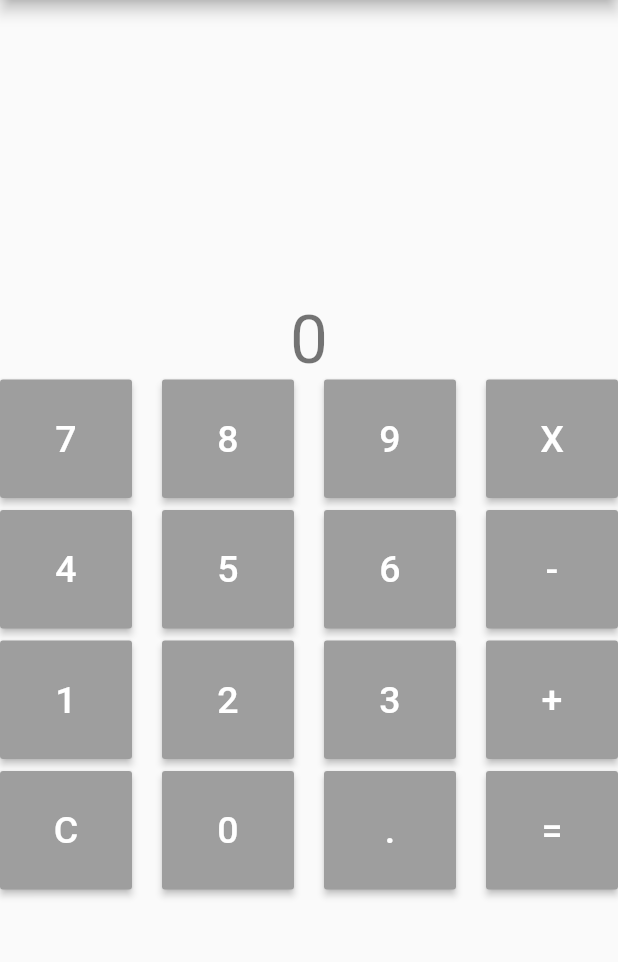
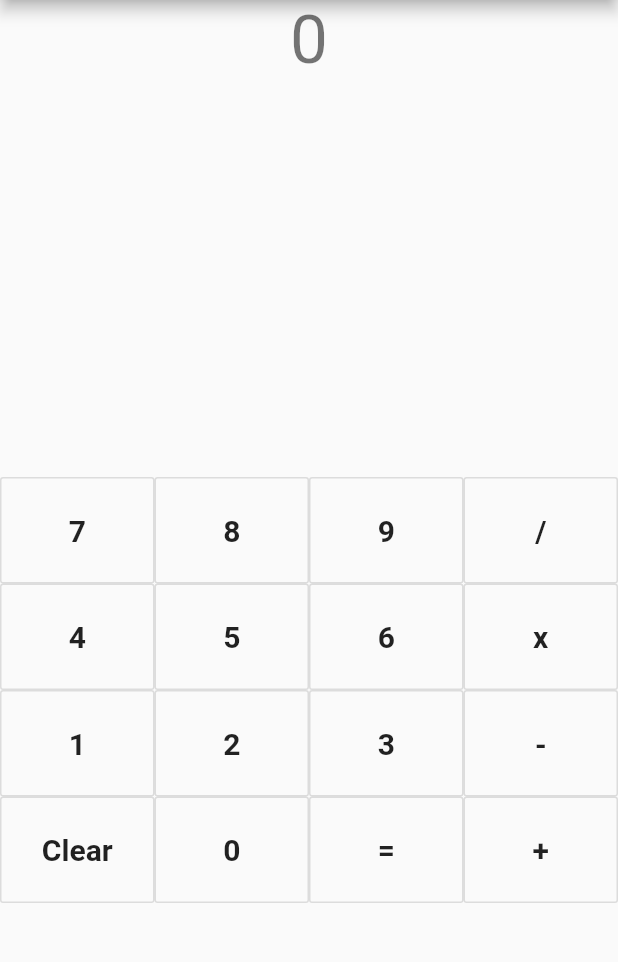
Before and after one commit to imamandrias/tugas4, a Flutter app: the screen it shows after launch, on a phone screen of 412 x 824 dp, the part 84-1046 px from its top. Run offline on Flutter 3.47's test engine with Material 2 defaults, Android fonts, the phone set to English and light mode, and no system bars; drawn by our look-alikes of auto_size_text.

Commit message:
Penambahan Expanded, Logic dan State

```diff
--- a/kalkulator_sederhana/lib/main.dart
+++ b/kalkulator_sederhana/lib/main.dart
@@ -39,9 +39,73 @@ class KalkulatorSederhana extends StatefulWidget {
 }
 
 class _KalkulatorSederhanaState extends State<KalkulatorSederhana> {
+
+  String output="0";
+  String _output="0";
+  double nilai1 = 0.0;
+  double nilai2 = 0.0;
+  String operator="";
+
+  buttonPressed(String buttonText){
+    if(buttonText=="Clear"){
+       output="0";
+       _output="0";
+       nilai1 = 0.0;
+       nilai2 = 0.0;
+       operator="";
+    }else if(buttonText == "/" || buttonText == "x" || buttonText == "-" || buttonText == "+"){
+      nilai1 = double.parse(output);
+      operator = buttonText;
+      _output = "0";
+    }else if(buttonText == "="){
+      nilai2 = double.parse(output);
+      if(operator == "/"){
+        _output = (nilai1 / nilai2).toString();
+      }
+      if(operator == "x"){
+        _output = (nilai1 * nilai2).toString();
+      }
+      if(operator == "-"){
+        _output = (nilai1 - nilai2).toString();
+      }
+      if(operator == "+"){
+        _output = (nilai1 + nilai2).toString();
+      }
+      nilai1 = 0.0;
+      nilai2 = 0.0;
+      operator = "";
+    }else{
+      _output = _output + buttonText;
+    }
+    print(_output);
+    setState(() {
+      output = double.parse(_output).toStringAsFixed(2);
+    });
+
+  }
+
+
+  Widget createButton(String buttonText){
+    return Expanded(
+        child: OutlineButton(
+          child: Text(buttonText,
+            style: TextStyle(
+              fontSize: 20.0,
+              fontWeight: FontWeight.bold
+            ),
+          ),
+            padding: EdgeInsets.all(24.0),
+            onPressed: ()=>
+            buttonPressed(buttonText)
+
+        ),
+    );
+  }
+
   @override
   Widget build(BuildContext context) {
     return Scaffold(
+     // key: _key,
       appBar: AppBar(
         title: Text('Kalkulator Sederhana'),
         backgroundColor: Colors.greenAccent,
@@ -50,145 +114,56 @@ class _KalkulatorSederhanaState extends State<KalkulatorSederhana> {
         children: <Widget>[
           Container(
             child: Column(
-              mainAxisAlignment: MainAxisAlignment.start,
+              //mainAxisAlignment: MainAxisAlignment.start,
               //mainAxisSize: MainAxisSize.max,
               children: <Widget>[
-                SizedBox(height: 200.0),
+                //SizedBox(height: 200.0),
                 AutoSizeText(
-                  "0",
+                  output,
                   style: Theme.of(context).textTheme.display2,
                   maxLines: 1,
+                ),
+                SizedBox(height: 265.0,),
+                Column(
+                  children: <Widget>[
+                    Row(
+                      children: <Widget>[
+                        createButton("7"),
+                        createButton("8"),
+                        createButton("9"),
+                        createButton("/"),
+                      ],
+                    ),
+                    Row(
+                      children: <Widget>[
+                        createButton("4"),
+                        createButton("5"),
+                        createButton("6"),
+                        createButton("x"),
+                      ],
+                    ),
+                    Row(
+                      children: <Widget>[
+                        createButton("1"),
+                        createButton("2"),
+                        createButton("3"),
+                        createButton("-"),
+                      ],
+                    ),
+                    Row(
+                      children: <Widget>[
+                        createButton("Clear"),
+                        createButton("0"),
+                        createButton("="),
+                        createButton("+"),
+                      ],
+                    )
+                  ],
                 )
               ],
             )
           ),
-          Container(
-            child: Row(
-              mainAxisAlignment: MainAxisAlignment.spaceBetween,
-              children: <Widget>[
-                RaisedButton(
-                  padding: EdgeInsets.all(25),
-                  color: Colors.grey,
-                  child: Text("7", style: TextStyle(color: Colors.white, fontSize: 25.0),),
-                  onPressed: () {},
-                ),
-                RaisedButton(
-                  padding: EdgeInsets.all(25),
-                  color: Colors.grey,
-                  child: Text("8", style: TextStyle(color: Colors.white, fontSize: 25.0),),
-                  onPressed: () {},
-                ),
-                RaisedButton(
-                  padding: EdgeInsets.all(25),
-                  color: Colors.grey,
-                  child: Text("9", style: TextStyle(color: Colors.white, fontSize: 25.0),),
-                  onPressed: () {},
-                ),
-                RaisedButton(
-                  padding: EdgeInsets.all(25),
-                  color: Colors.grey,
-                  child: Text("X", style: TextStyle(color: Colors.white, fontSize: 25.0),),
-                  onPressed: () {},
-                ),
-              ],
-            ),
-          ),
-          SizedBox(height: 8.0,),
-          Container(
-            child: Row(
-              mainAxisAlignment: MainAxisAlignment.spaceBetween,
-              children: <Widget>[
-                RaisedButton(
-                  padding: EdgeInsets.all(25),
-                  color: Colors.grey,
-                  child: Text("4", style: TextStyle(color: Colors.white, fontSize: 25.0),),
-                  onPressed: () {},
-                ),
-                RaisedButton(
-                  padding: EdgeInsets.all(25),
-                  color: Colors.grey,
-                  child: Text("5", style: TextStyle(color: Colors.white, fontSize: 25.0),),
-                  onPressed: () {},
-                ),
-                RaisedButton(
-                  padding: EdgeInsets.all(25),
-                  color: Colors.grey,
-                  child: Text("6", style: TextStyle(color: Colors.white, fontSize: 25.0),),
-                  onPressed: () {},
-                ),
-                RaisedButton(
-                  padding: EdgeInsets.all(25),
-                  color: Colors.grey,
-                  child: Text("-", style: TextStyle(color: Colors.white, fontSize: 25.0),),
-                  onPressed: () {},
-                ),
-              ],
-            ),
-          ),
-          SizedBox(height: 8.0,),
-          Container(
-            child: Row(
-              mainAxisAlignment: MainAxisAlignment.spaceBetween,
-              children: <Widget>[
-                RaisedButton(
-                  padding: EdgeInsets.all(25),
-                  color: Colors.grey,
-                  child: Text("1", style: TextStyle(color: Colors.white, fontSize: 25.0),),
-                  onPressed: () {},
-                ),
-                RaisedButton(
-                  padding: EdgeInsets.all(25),
-                  color: Colors.grey,
-                  child: Text("2", style: TextStyle(color: Colors.white, fontSize: 25.0),),
-                  onPressed: () {},
-                ),
-                RaisedButton(
-                  padding: EdgeInsets.all(25),
-                  color: Colors.grey,
-                  child: Text("3", style: TextStyle(color: Colors.white, fontSize: 25.0),),
-                  onPressed: () {},
-                ),
-                RaisedButton(
-                  padding: EdgeInsets.all(25),
-                  color: Colors.grey,
-                  child: Text("+", style: TextStyle(color: Colors.white, fontSize: 25.0),),
-                  onPressed: () {},
-                ),
-              ],
-            ),
-          ),
-          SizedBox(height: 8.0,),
-          Container(
-            child: Row(
-              mainAxisAlignment: MainAxisAlignment.spaceBetween,
-              children: <Widget>[
-                RaisedButton(
-                  padding: EdgeInsets.all(25),
-                  color: Colors.grey,
-                  child: Text("C", style: TextStyle(color: Colors.white, fontSize: 25.0),),
-                  onPressed: () {},
-                ),
-                RaisedButton(
-                  padding: EdgeInsets.all(25),
-                  color: Colors.grey,
-                  child: Text("0", style: TextStyle(color: Colors.white, fontSize: 25.0),),
-                  onPressed: () {},
-                ),
-                RaisedButton(
-                  padding: EdgeInsets.all(25),
-                  color: Colors.grey,
-                  child: Text(".", style: TextStyle(color: Colors.white, fontSize: 25.0),),
-                  onPressed: () {},
-                ),
-                RaisedButton(
-                  padding: EdgeInsets.all(25),
-                  color: Colors.grey,
-                  child: Text("=", style: TextStyle(color: Colors.white, fontSize: 25.0),),
-                  onPressed: () {},
-                ),
-              ],
-            ),
-          )
+
         ],
       ),
     );
```
